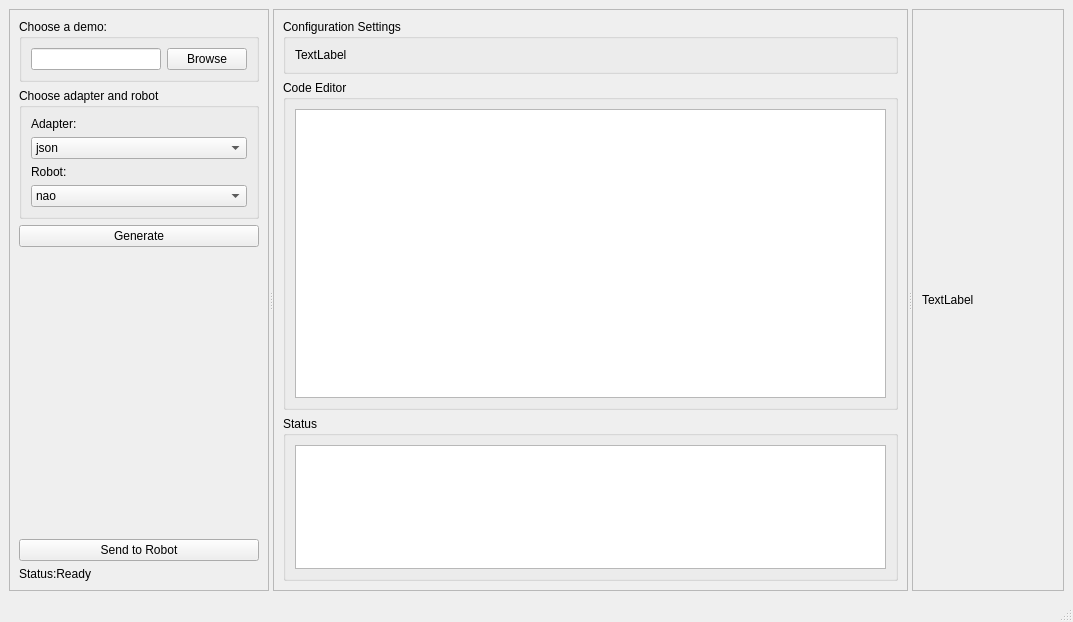
vetlemknutsen/robot_motion_generation, file ros_ws/src/my_qt_gui/ui/main_window.ui: the form before one commit.
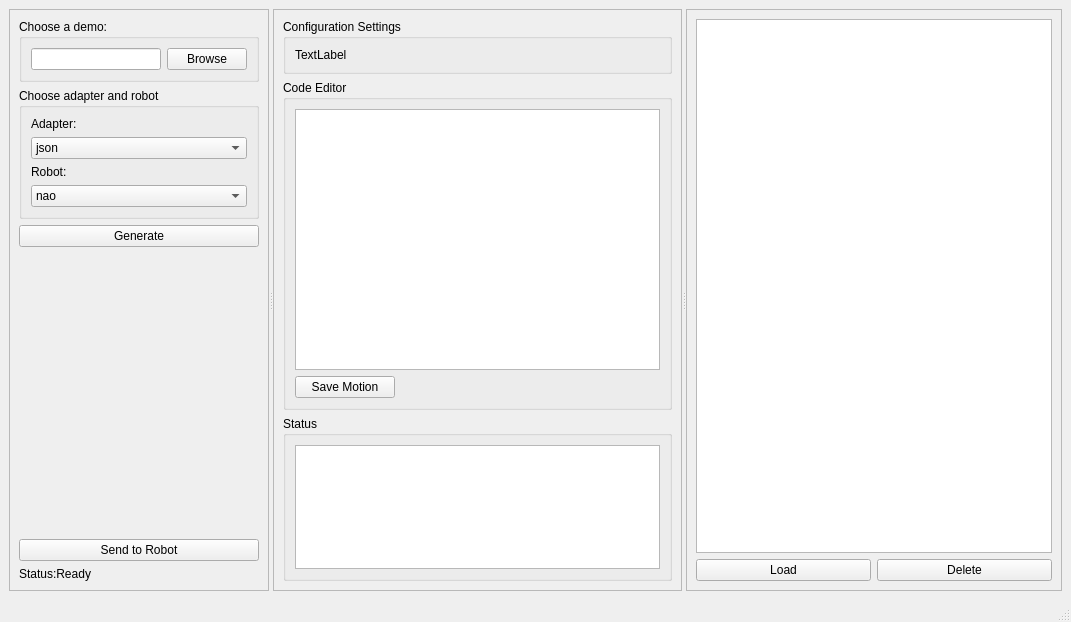
The form after the commit.

```diff
--- a/ros_ws/src/my_qt_gui/ui/main_window.ui
+++ b/ros_ws/src/my_qt_gui/ui/main_window.ui
@@ -6,7 +6,7 @@
    <rect>
     <x>0</x>
     <y>0</y>
-    <width>1073</width>
+    <width>1071</width>
     <height>622</height>
    </rect>
   </property>
@@ -20,6 +20,9 @@
       <property name="orientation">
        <enum>Qt::Horizontal</enum>
       </property>
+      <property name="handleWidth">
+       <number>4</number>
+      </property>
       <widget class="QFrame" name="frame">
        <property name="sizePolicy">
         <sizepolicy hsizetype="Preferred" vsizetype="Preferred">
@@ -217,6 +220,25 @@
              </property>
             </widget>
            </item>
+           <item>
+            <widget class="QPushButton" name="saveMotionButton">
+             <property name="sizePolicy">
+              <sizepolicy hsizetype="Expanding" vsizetype="Fixed">
+               <horstretch>0</horstretch>
+               <verstretch>0</verstretch>
+              </sizepolicy>
+             </property>
+             <property name="maximumSize">
+              <size>
+               <width>100</width>
+               <height>16777215</height>
+              </size>
+             </property>
+             <property name="text">
+              <string>Save Motion</string>
+             </property>
+            </widget>
+           </item>
           </layout>
          </widget>
         </item>
@@ -693,6 +715,12 @@
          <verstretch>0</verstretch>
         </sizepolicy>
        </property>
+       <property name="minimumSize">
+        <size>
+         <width>0</width>
+         <height>0</height>
+        </size>
+       </property>
        <property name="frameShape">
         <enum>QFrame::StyledPanel</enum>
        </property>
@@ -701,17 +729,25 @@
        </property>
        <layout class="QVBoxLayout" name="verticalLayout_10">
         <item>
-         <widget class="QLabel" name="label_4">
-          <property name="sizePolicy">
-           <sizepolicy hsizetype="Preferred" vsizetype="Preferred">
-            <horstretch>0</horstretch>
-            <verstretch>0</verstretch>
-           </sizepolicy>
-          </property>
-          <property name="text">
-           <string>TextLabel</string>
-          </property>
-         </widget>
+         <widget class="QListWidget" name="listWidget"/>
+        </item>
+        <item>
+         <layout class="QHBoxLayout" name="horizontalLayout_4">
+          <item>
+           <widget class="QPushButton" name="loadMotionButton">
+            <property name="text">
+             <string>Load</string>
+            </property>
+           </widget>
+          </item>
+          <item>
+           <widget class="QPushButton" name="deleteMotionButton">
+            <property name="text">
+             <string>Delete</string>
+            </property>
+           </widget>
+          </item>
+         </layout>
         </item>
        </layout>
       </widget>
```
Left out of the diff: 2 changed lines with no effect on the pictures.
